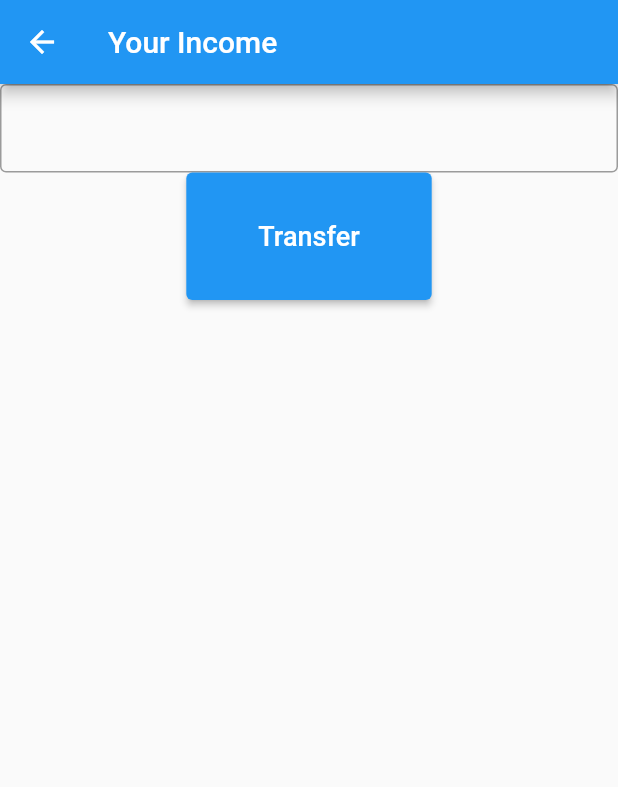
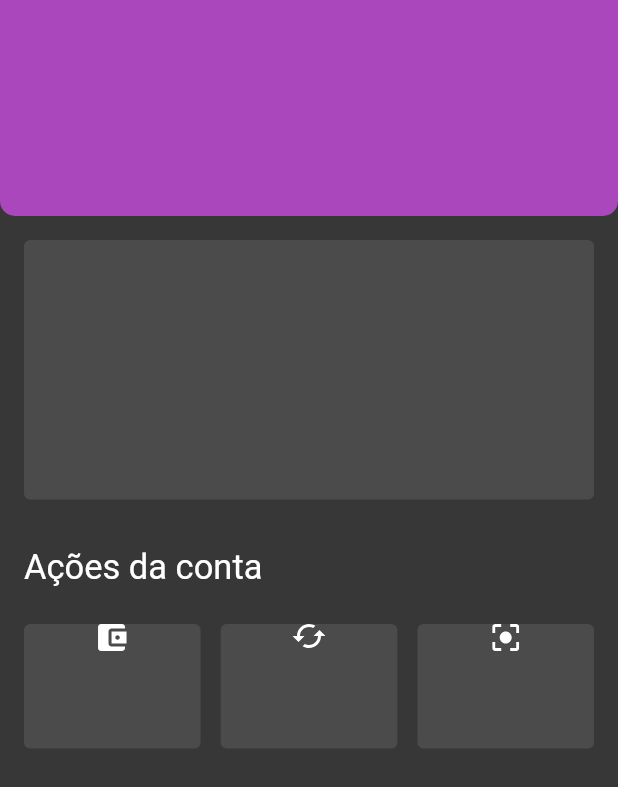
Before and after one commit to lukzfreitas/alura_challenge_mobile, a Flutter app: the HomeView screen opened by its route, on a phone screen of 412 x 824 dp. Shown: the top 787 px of the screen. Run offline on Flutter 3.47's test engine with Material 2 defaults, Android fonts, the phone set to English and light mode, and no system bars; our stand-ins replace dio, flutter_svg, get, shared_preferences; accounts and stored records are empty.

Commit message:
Creating more widgets

```diff
--- /dev/null
+++ b/lib/app/core/utils/icon_svg.dart
@@ -0,0 +1,16 @@
+import 'package:flutter/cupertino.dart';
+import 'package:flutter_svg/flutter_svg.dart';
+
+class IconsSvg {
+  static const String USER = 'assets/icons/user.svg';
+  static const String CENTER_FOCO = 'assets/icons/center_foco.svg';
+  static const String CACHED = 'assets/icons/cached.svg';
+  static const String WALLET = 'assets/icons/wallet.svg';
+}
+
+SvgPicture LoadIconSvg(String iconsSvg) {
+  return SvgPicture.asset(
+    iconsSvg,
+    clipBehavior: Clip.antiAlias,
+  );
+}
--- a/lib/app/modules/home/views/home_view.dart
+++ b/lib/app/modules/home/views/home_view.dart
@@ -1,6 +1,7 @@
-import 'package:alura_challenge_mobile/app/global_widgets/button.dart';
-import 'package:alura_challenge_mobile/app/global_widgets/input.dart';
-import 'package:flutter/cupertino.dart';
+import 'package:alura_challenge_mobile/app/core/utils/icon_svg.dart';
+import 'package:alura_challenge_mobile/app/modules/home/widgets/actions_card.dart';
+import 'package:alura_challenge_mobile/app/modules/home/widgets/activies_card.dart';
+import 'package:alura_challenge_mobile/app/modules/home/widgets/header.dart';
 import 'package:flutter/material.dart';
 
 class HomeView extends StatelessWidget {
@@ -9,11 +10,51 @@ class HomeView extends StatelessWidget {
   @override
   Widget build(BuildContext context) {
     return Scaffold(
-      appBar: AppBar(title: const Text('Your Income')),
-      body: Column(children: [
-        const Input(),
-        Button(text: 'Transfer', onClick: () => {},),
-      ],),
+      backgroundColor: const Color(0xff373737),
+      body: LayoutBuilder(
+        builder: (context, constraints) => Column(
+          crossAxisAlignment: CrossAxisAlignment.start,
+          children: [
+            const Header(),
+            const Padding(
+              padding: EdgeInsets.all(16.0),
+              child: ActiviesCard(),
+            ),
+            const Padding(
+              padding: EdgeInsets.all(16.0),
+              child: Text(
+                'Ações da conta',
+                style: TextStyle(
+                    color: Color(0xffFFFFFF),
+                    fontFamily: 'Roboto',
+                    fontStyle: FontStyle.normal,
+                    fontSize: 23.0),
+              ),
+            ),
+            Padding(
+              padding:
+                  const EdgeInsets.symmetric(horizontal: 16.0, vertical: 8.0),
+              child: Row(
+                mainAxisAlignment: MainAxisAlignment.spaceBetween,
+                children: [
+                  ActionCard(
+                    width: constraints.maxWidth / 3.5,
+                    icon: IconsSvg.WALLET,
+                  ),
+                  ActionCard(
+                    width: constraints.maxWidth / 3.5,
+                    icon: IconsSvg.CACHED,
+                  ),
+                  ActionCard(
+                    width: constraints.maxWidth / 3.5,
+                    icon: IconsSvg.CENTER_FOCO,
+                  ),
+                ],
+              ),
+            )
+          ],
+        ),
+      ),
     );
   }
 }
--- /dev/null
+++ b/lib/app/modules/home/widgets/actions_card.dart
@@ -0,0 +1,29 @@
+import 'package:alura_challenge_mobile/app/core/utils/icon_svg.dart';
+import 'package:flutter/cupertino.dart';
+
+class ActionCard extends StatelessWidget {
+  final double width;
+  final String icon;
+
+  const ActionCard({Key? key, required this.width, required this.icon})
+      : super(key: key);
+
+  @override
+  Widget build(BuildContext context) {
+    return Container(
+      height: 83.0,
+      width: width,
+      decoration: const BoxDecoration(
+        color: Color(0xff4B4B4B),
+        borderRadius: BorderRadius.all(
+          Radius.circular(4.0),
+        ),
+      ),
+      child: Column(
+        children:[
+          LoadIconSvg(icon),
+        ]
+      ),
+    );
+  }
+}
--- /dev/null
+++ b/lib/app/modules/home/widgets/activies_card.dart
@@ -0,0 +1,18 @@
+import 'package:flutter/cupertino.dart';
+
+class ActiviesCard extends StatelessWidget {
+  const ActiviesCard({Key? key}) : super(key: key);
+
+  @override
+  Widget build(BuildContext context) {
+    return Container(
+      height: 173.0,
+      decoration: const BoxDecoration(
+        color: Color(0xff4B4B4B),
+        borderRadius: BorderRadius.all(
+          Radius.circular(4.0),
+        ),
+      ),
+    );
+  }
+}
--- /dev/null
+++ b/lib/app/modules/home/widgets/header.dart
@@ -0,0 +1,20 @@
+import 'package:flutter/material.dart';
+
+class Header extends StatelessWidget {
+  const Header({Key? key}) : super(key: key);
+
+  @override
+  Widget build(BuildContext context) {
+    return Container(
+      height: 144.0,
+
+      decoration: const BoxDecoration(
+        color: Color(0xffAB47BC),
+        borderRadius: BorderRadius.only(
+          bottomLeft: Radius.circular(10.0),
+          bottomRight: Radius.circular(10.0),
+        ),
+      ),
+    );
+  }
+}
--- a/lib/main.dart
+++ b/lib/main.dart
@@ -1,15 +1,16 @@
 import 'package:alura_challenge_mobile/app/routes/app_pages.dart';
-import 'package:flutter/cupertino.dart';
+import 'package:flutter/material.dart';
 import 'package:get/get.dart';
 
 void main() async {
-
-  runApp(
-    GetMaterialApp(
-      title: 'Alura Challenge',
-      debugShowCheckedModeBanner: false,
-      initialRoute: Routes.LOGIN,
-      getPages: AppPages.routes,
-    )
-  );
+  runApp(GetMaterialApp(
+    title: 'Alura Challenge',
+    debugShowCheckedModeBanner: false,
+    initialRoute: Routes.LOGIN,
+    getPages: AppPages.routes,
+    theme: ThemeData(
+      primaryColor: const Color(0xffAB47BC),
+      backgroundColor: const Color(0xff373737),
+    ),
+  ));
 }
```
Also changed, not shown: pubspec.yaml (+4 -6 lines), assets/icons/cached.svg (added), assets/icons/center_foco.svg (added), assets/icons/user.svg (added), assets/icons/wallet.svg (added), pubspec.lock, 1 other file.
